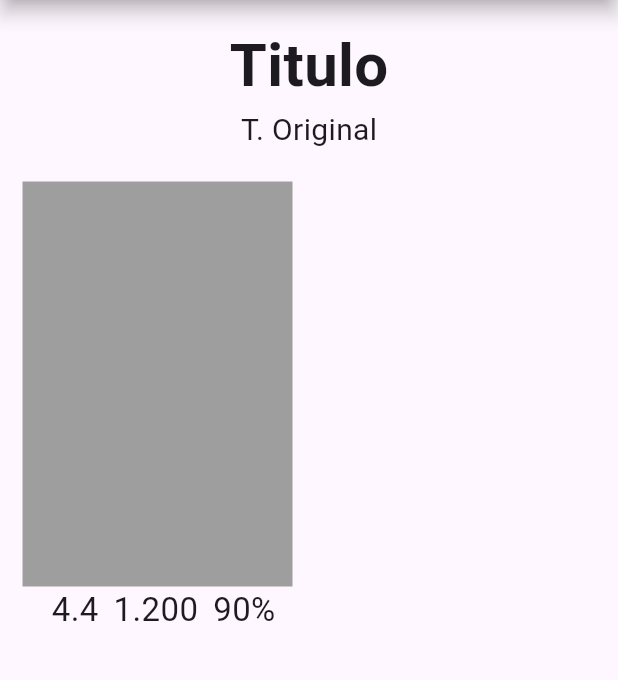
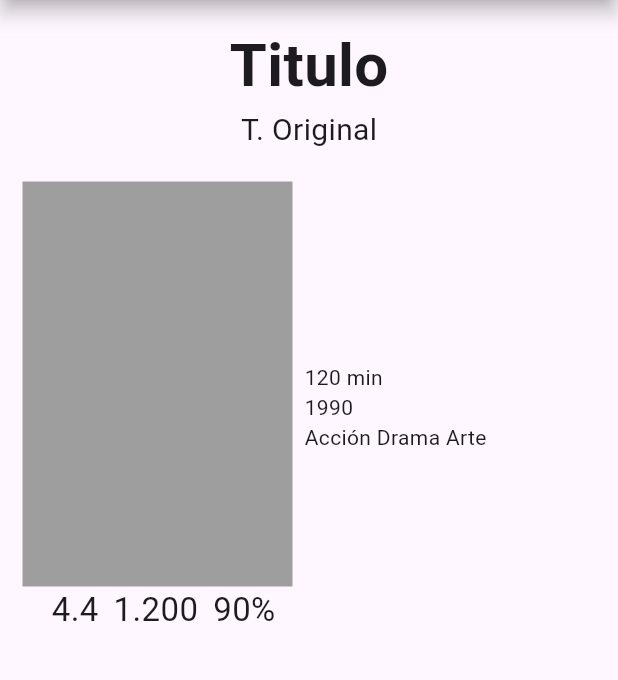
Before and after one commit to cvidaal/peliculas, a Flutter app: the screen it shows after launch, on a phone screen of 412 x 824 dp, the part 90-770 px from its top. Run offline on Flutter 3.47's test engine with Material 3 defaults, Android fonts, the phone set to English and light mode, and no system bars.

Commit message:
Subida para lucia

```diff
--- a/lib/screens/peliculascreen.dart
+++ b/lib/screens/peliculascreen.dart
@@ -53,6 +53,17 @@ class Peliculascreen extends StatelessWidget {
                     ),
                   ],
                 ),
+                const Expanded(
+                  child: Column(
+                    crossAxisAlignment: CrossAxisAlignment.start,
+                    children: [
+
+                      Text('120 min'),
+                      Text('1990'),
+                      Text('Acción Drama Arte')
+                    ],
+                  ),
+                )
               ],
             ),
           ],
```
